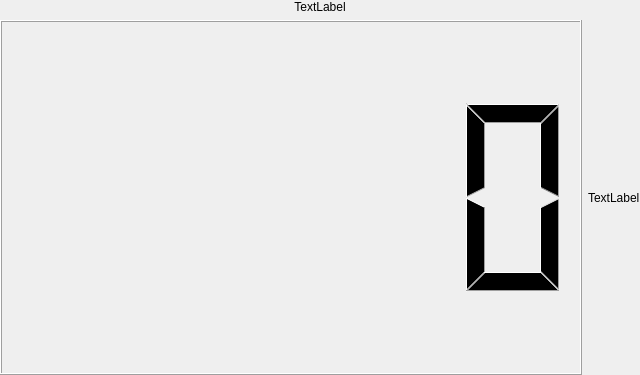
This is epyq/widgets/lcd.ui in epcpower/st as Qt 5 draws it before an edit. The edited form follows.
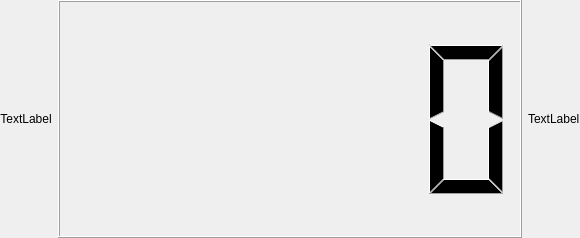
This is the edited form.

```diff
--- a/epyq/widgets/lcd.ui
+++ b/epyq/widgets/lcd.ui
@@ -6,8 +6,8 @@
    <rect>
     <x>0</x>
     <y>0</y>
-    <width>640</width>
-    <height>375</height>
+    <width>580</width>
+    <height>238</height>
    </rect>
   </property>
   <property name="windowTitle">
@@ -27,19 +27,7 @@
     <number>0</number>
    </property>
    <item>
-    <layout class="QVBoxLayout" name="verticalLayout" stretch="1,0">
-     <property name="leftMargin">
-      <number>0</number>
-     </property>
-     <property name="topMargin">
-      <number>0</number>
-     </property>
-     <property name="rightMargin">
-      <number>0</number>
-     </property>
-     <property name="bottomMargin">
-      <number>0</number>
-     </property>
+    <layout class="QHBoxLayout" name="horizontalLayout">
      <item>
       <widget class="QLabel" name="label">
        <property name="sizePolicy">
@@ -57,8 +45,6 @@
       </widget>
      </item>
      <item>
-      <layout class="QHBoxLayout" name="horizontalLayout">
-       <item>
         <widget class="QLCDNumber" name="lcd">
          <property name="sizePolicy">
           <sizepolicy hsizetype="Expanding" vsizetype="Minimum">
@@ -74,8 +60,6 @@
           <string>TextLabel</string>
          </property>
         </widget>
-       </item>
-      </layout>
      </item>
     </layout>
    </item>
```
Lines whose indentation alone changed are shown as unchanged.
